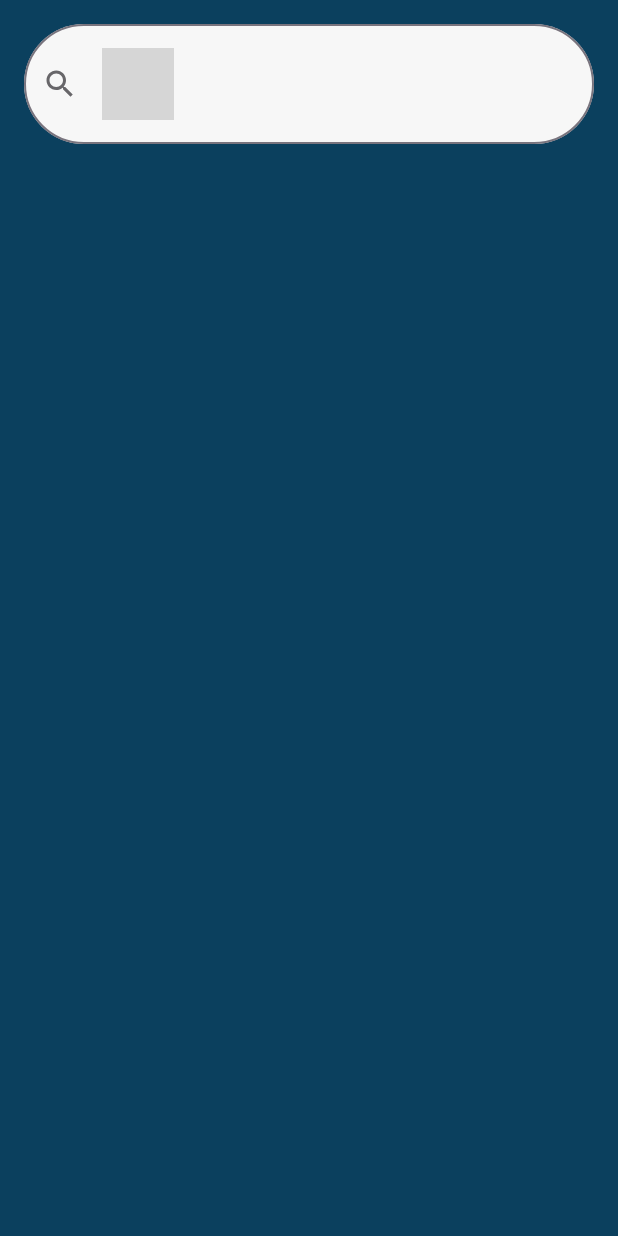
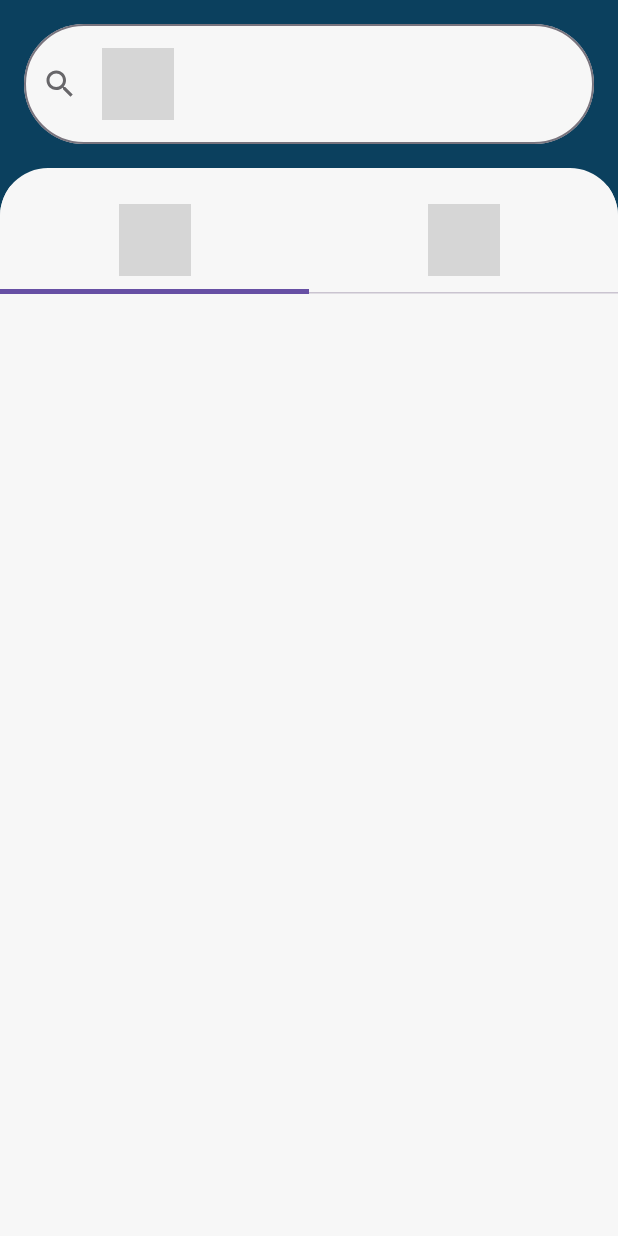
Before and after one commit to hasancbngl/cmp-BookApp, an Android app built with Jetpack Compose: the screen it shows after launch (MainActivity), on a phone screen of 412 x 824 dp. Run offline under Robolectric (Android 15) with nearby library versions, the phone set to English and light mode, and no system bars; our stand-ins replace Compose Multiplatform resources; 3 statements that could not run were skipped; grey boxes are pictures that could not be loaded.

Commit message:
commit changes

```diff
--- a/shared/src/commonMain/kotlin/com/hasancbngl/bookapp/book/presentation/book_list/BookListScreen.kt
+++ b/shared/src/commonMain/kotlin/com/hasancbngl/bookapp/book/presentation/book_list/BookListScreen.kt
@@ -1,26 +1,51 @@
 package com.hasancbngl.bookapp.book.presentation.book_list
 
 import androidx.compose.foundation.background
+import androidx.compose.foundation.layout.Box
 import androidx.compose.foundation.layout.Column
+import androidx.compose.foundation.layout.Spacer
 import androidx.compose.foundation.layout.fillMaxSize
 import androidx.compose.foundation.layout.fillMaxWidth
+import androidx.compose.foundation.layout.height
 import androidx.compose.foundation.layout.padding
 import androidx.compose.foundation.layout.statusBarsPadding
 import androidx.compose.foundation.layout.width
 import androidx.compose.foundation.layout.widthIn
+import androidx.compose.foundation.lazy.rememberLazyListState
+import androidx.compose.foundation.pager.HorizontalPager
+import androidx.compose.foundation.pager.rememberPagerState
+import androidx.compose.foundation.shape.RoundedCornerShape
+import androidx.compose.material3.HorizontalDivider
+import androidx.compose.material3.PrimaryTabRow
+import androidx.compose.material3.SecondaryTabRow
+import androidx.compose.material3.Surface
+import androidx.compose.material3.Tab
+import androidx.compose.material3.TabIndicatorScope
+import androidx.compose.material3.TabRow
+import androidx.compose.material3.TabRowDefaults
+import androidx.compose.material3.TabRowDefaults.tabIndicatorOffset
+import androidx.compose.material3.Text
 import androidx.compose.runtime.Composable
 import androidx.compose.runtime.State
 import androidx.compose.runtime.getValue
 import androidx.compose.ui.Alignment
 import androidx.compose.ui.Modifier
+import androidx.compose.ui.graphics.Color
 import androidx.compose.ui.platform.LocalSoftwareKeyboardController
 import androidx.compose.ui.text.style.LineHeightStyle
+import androidx.compose.ui.tooling.preview.Preview
 import androidx.compose.ui.unit.dp
 import androidx.compose.ui.unit.min
 import androidx.lifecycle.compose.collectAsStateWithLifecycle
+import bookapp.shared.generated.resources.Res
+import bookapp.shared.generated.resources.favorites
+import bookapp.shared.generated.resources.search_results
 import com.hasancbngl.bookapp.book.domain.Book
 import com.hasancbngl.bookapp.book.presentation.book_list.components.BookSearchBar
 import com.hasancbngl.bookapp.core.presentation.DarkBlue
+import com.hasancbngl.bookapp.core.presentation.DesertWhite
+import com.hasancbngl.bookapp.core.presentation.SandYellow
+import org.jetbrains.compose.resources.stringResource
 import org.koin.compose.viewmodel.koinViewModel
 
 @Composable
@@ -48,6 +73,10 @@ private fun BookListScreen(
     onAction: (BookListAction) -> Unit
 ) {
     val keyboardController = LocalSoftwareKeyboardController.current
+    val pagerState = rememberPagerState { 2 }
+    val searchResultsListState = rememberLazyListState()
+    val favoriteBooksListState = rememberLazyListState()
+
     Column(
         modifier = Modifier
             .fillMaxSize()
@@ -67,5 +96,113 @@ private fun BookListScreen(
                 .fillMaxWidth()
                 .padding(16.dp)
         )
+        Surface(
+            modifier = Modifier.weight(1f)
+                .fillMaxWidth(),
+            color = DesertWhite,
+            shape = RoundedCornerShape(
+                topStart = 32.dp,
+                topEnd = 32.dp
+            )
+        ) {
+            Column(
+                horizontalAlignment = Alignment.CenterHorizontally
+            ) {
+                PrimaryTabRow(
+                    selectedTabIndex = state.selectedTabIndex,
+                    modifier = Modifier
+                        .padding(vertical = 12.dp)
+                        .fillMaxWidth(),
+                    containerColor = DesertWhite,
+                    indicator = {
+                        TabRowDefaults.SecondaryIndicator(
+                            modifier = Modifier.tabIndicatorOffset(
+                                selectedTabIndex = state.selectedTabIndex,
+                                matchContentSize = false
+                            )
+                        )
+                    }
+                ) {
+                    Tab(
+                        selected = state.selectedTabIndex == 0,
+                        onClick = {
+                            onAction(BookListAction.OnTabSelected(0))
+                        },
+                        modifier = Modifier.weight(1f),
+                        selectedContentColor = SandYellow,
+                        unselectedContentColor = Color.Black.copy(
+                            alpha = .5f
+                        )
+                    ) {
+                        Text(
+                            text = stringResource(Res.string.search_results),
+                            modifier = Modifier
+                                .padding(vertical = 12.dp)
+                        )
+                    }
+                    Tab(
+                        selected = state.selectedTabIndex == 1,
+                        onClick = {
+                            onAction(BookListAction.OnTabSelected(1))
+                        },
+                        modifier = Modifier.weight(1f),
+                        selectedContentColor = SandYellow,
+                        unselectedContentColor = Color.Black.copy(
+                            alpha = .5f
+                        )
+                    ) {
+                        Text(
+                            text = stringResource(Res.string.favorites),
+                            modifier = Modifier
+                                .padding(vertical = 12.dp)
+                        )
+                    }
+                }
+                Spacer(modifier = Modifier.height(4.dp))
+                HorizontalPager(
+                    state = pagerState,
+                    modifier = Modifier.fillMaxWidth()
+                        .weight(1f)
+                ) { pageIndex ->
+                    Box(
+                        modifier = Modifier
+                            .fillMaxSize(),
+                        contentAlignment = Alignment.Center
+                    ) {
+
+                    }
+                }
+            }
+        }
     }
 }
+
+private val books = (1..100).map {
+    Book(
+        id = it.toString(),
+        title = "Book $it",
+        imageUrl = "https://test.com",
+        authors = listOf("hasan cobanoglu"),
+        description = "description $it",
+        languages = emptyList(),
+        firstPublishedYear = null,
+        averageRating = 4.6789,
+        ratingCount = 5,
+        numberOfPages = 200,
+        numberOfEditions = 3
+    )
+}
+
+@Preview(showBackground = true)
+@Composable
+fun BookListScreenPreview() {
+    BookListScreen(
+        state = BookListState(
+            searchQuery = "kotlin",
+            searchResults = books
+        ),
+        onAction = {
+
+        }
+    )
+}
--- a/shared/src/commonMain/kotlin/com/hasancbngl/bookapp/book/presentation/book_list/components/BookListItem.kt
+++ b/shared/src/commonMain/kotlin/com/hasancbngl/bookapp/book/presentation/book_list/components/BookListItem.kt
@@ -131,7 +131,8 @@ fun BookListItem(
                 }
             }
             Column(
-                modifier = Modifier.fillMaxHeight()
+                modifier = Modifier
+                    .fillMaxHeight()
                     .weight(1f),
                 verticalArrangement = Arrangement.Center
             ) {
```
Also changed, not shown: shared/src/commonMain/kotlin/com/hasancbngl/bookapp/book/presentation/book_list/components/BookList.kt (added, +45 -0 lines).
